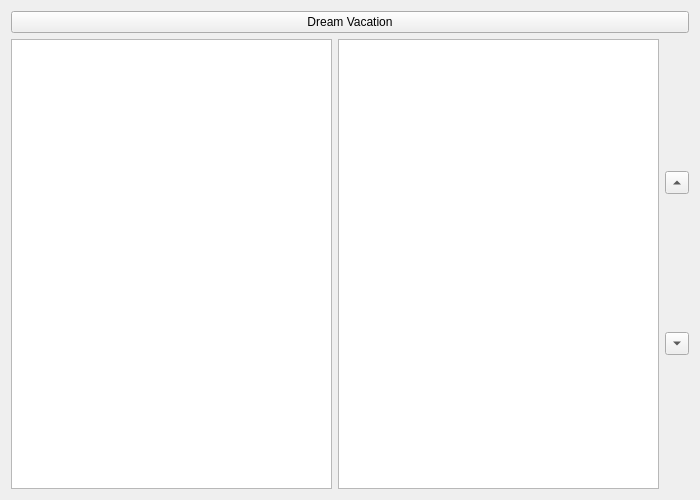
Before: the Qt Designer form src/form/plantrip.ui in home-run/subtle-cosmic-moose, drawn with Qt 5.
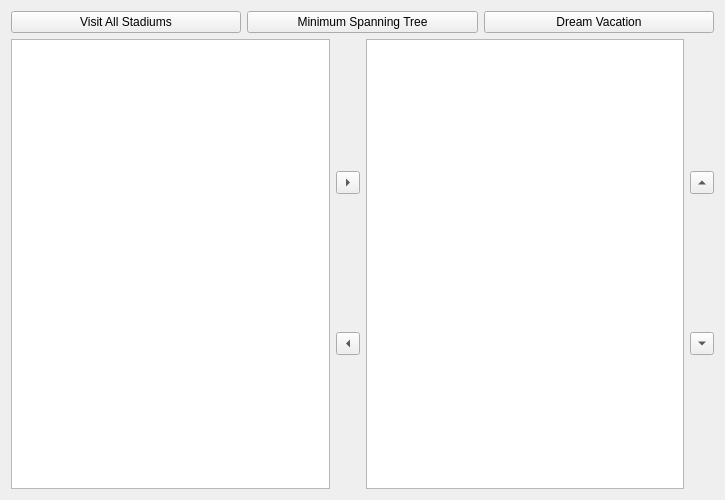
After: the same form once the commit is applied.

Commit message: #51 added buttons for other traversal modes, added add and remove button

What changed in the file:
```diff
--- a/src/form/plantrip.ui
+++ b/src/form/plantrip.ui
@@ -6,7 +6,7 @@
    <rect>
     <x>0</x>
     <y>0</y>
-    <width>700</width>
+    <width>725</width>
     <height>500</height>
    </rect>
   </property>
@@ -15,19 +15,57 @@
   </property>
   <layout class="QGridLayout" name="gridLayout">
    <item row="0" column="0">
-    <layout class="QVBoxLayout" name="verticalLayout" stretch="6,6">
-     <item>
+    <widget class="QPushButton" name="planTrip_pushButton_visitAll">
+     <property name="text">
+      <string>Visit All Stadiums</string>
+     </property>
+    </widget>
+   </item>
+   <item row="0" column="1">
+    <widget class="QPushButton" name="planTrip_pushButton_MST">
+     <property name="text">
+      <string>Minimum Spanning Tree</string>
+     </property>
+    </widget>
+   </item>
+   <item row="0" column="2">
       <widget class="QPushButton" name="planTrip_pushButton_dreamVacation">
        <property name="text">
         <string>Dream Vacation</string>
        </property>
       </widget>
      </item>
+   <item row="1" column="0" colspan="3">
+    <layout class="QVBoxLayout" name="verticalLayout" stretch="6">
      <item>
       <layout class="QHBoxLayout" name="horizontalLayout">
        <item>
         <widget class="QListWidget" name="planTrip_stadiums_tableWidget"/>
        </item>
+       <item>
+        <layout class="QVBoxLayout" name="verticalLayout_4">
+         <item>
+          <widget class="QToolButton" name="planTrip_toolButton_add">
+           <property name="text">
+            <string>...</string>
+           </property>
+           <property name="arrowType">
+            <enum>Qt::RightArrow</enum>
+           </property>
+          </widget>
+         </item>
+         <item>
+          <widget class="QToolButton" name="planTrip_toolButton_remove">
+           <property name="text">
+            <string>...</string>
+           </property>
+           <property name="arrowType">
+            <enum>Qt::LeftArrow</enum>
+           </property>
+          </widget>
+         </item>
+        </layout>
+       </item>
        <item>
         <widget class="QListWidget" name="planTrip_stadiumsChosen_tableWidget"/>
        </item>
```
Lines whose indentation alone changed are shown as unchanged. The commit also changes 2 other files.
